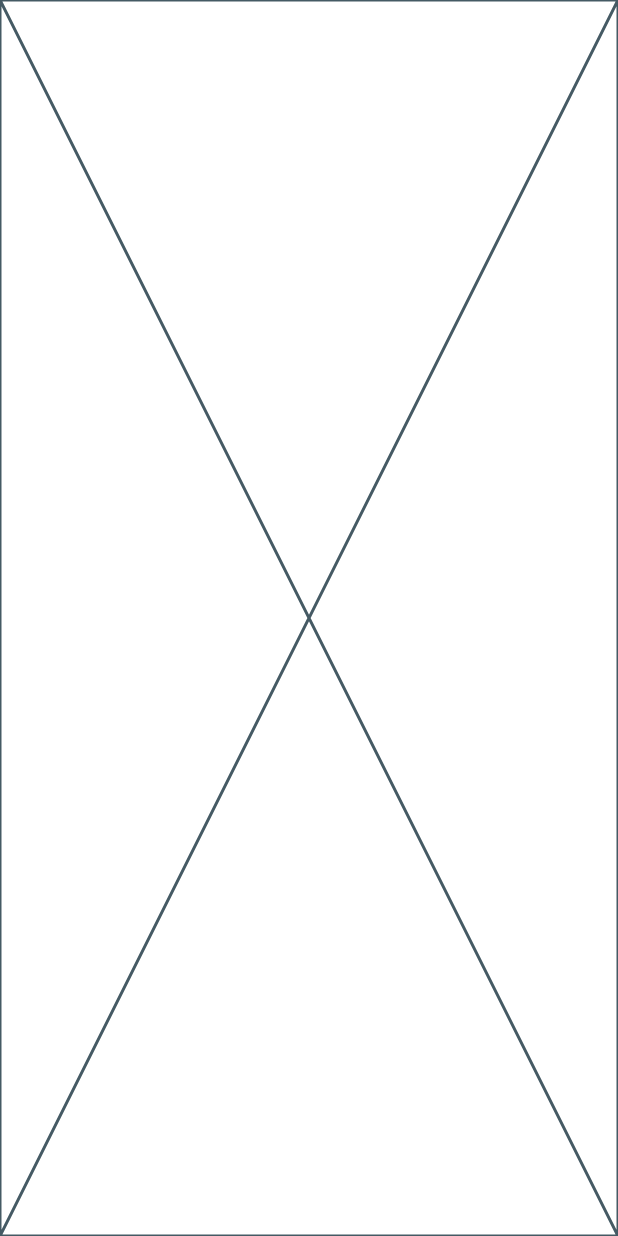
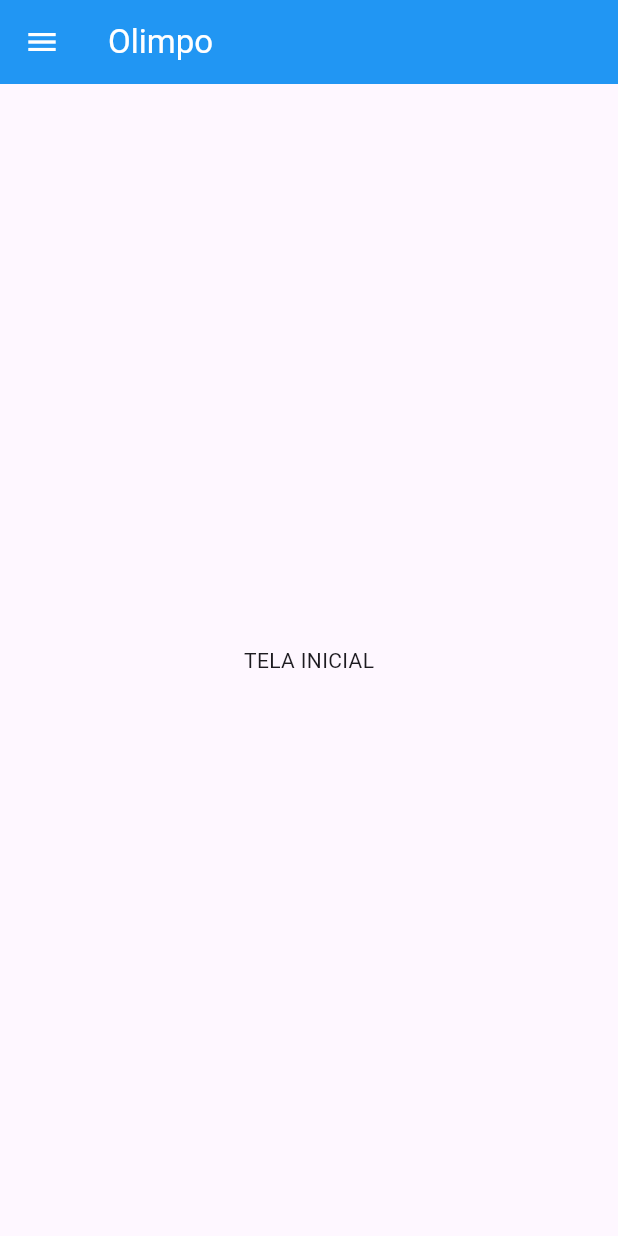
Before and after one commit to AntonioIvoDeOliveiraSouza/app-olimpo, a Flutter app: the screen it shows after launch, on a phone screen of 412 x 824 dp. Run offline on Flutter 3.47's test engine with Material 3 defaults, Android fonts, the phone set to English and light mode, and no system bars.

Commit message:
feat: creating menu screen

```diff
--- a/lib/screens/menu_screen.dart
+++ b/lib/screens/menu_screen.dart
@@ -5,6 +5,22 @@ class MenuScreen extends StatelessWidget {
 
   @override
   Widget build(BuildContext context) {
-    return const Placeholder();
+    return Scaffold(
+      appBar: AppBar(
+        title: Text(
+          "Olimpo",
+          style: TextStyle(color: Colors.white),
+        ),
+        foregroundColor: Colors.white,
+        backgroundColor: Colors.blue,
+      ),
+
+      drawer: Drawer(), //TODO: Elaborar Sidedrawer
+
+      body: const Center(
+        child: Text("TELA INICIAL")
+      ),
+
+    );
   }
 }
```
